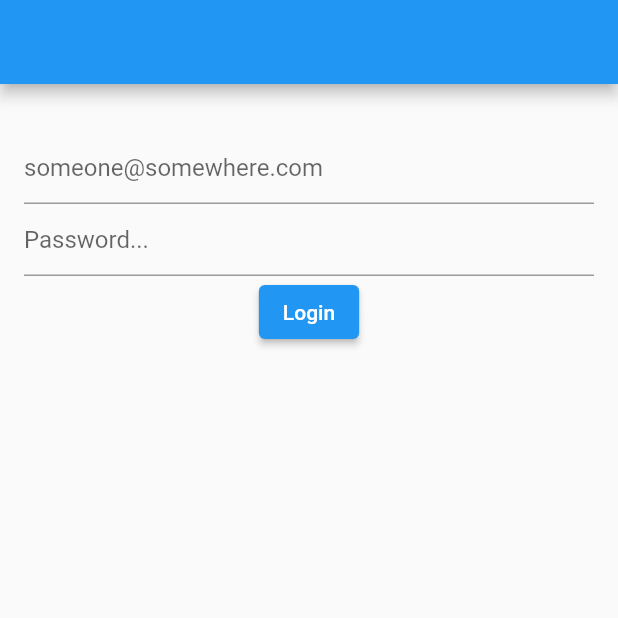
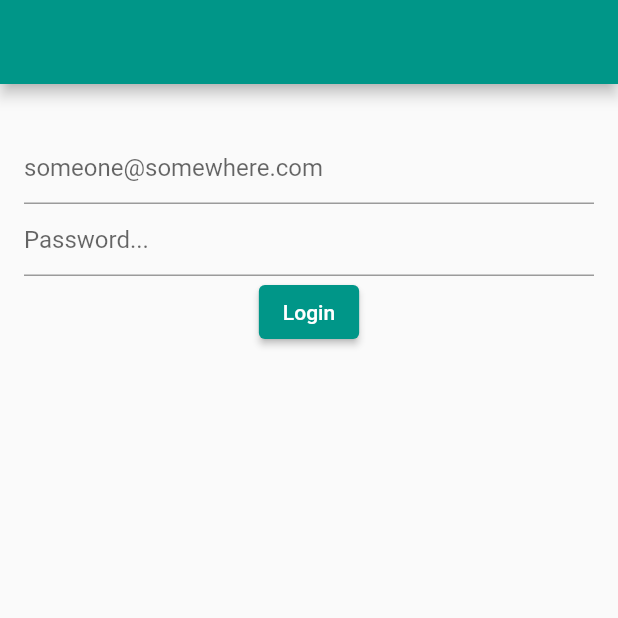
Before and after one commit to SlothfulAlfred/quiz_app, a Flutter app: the screen it shows after launch, on a phone screen of 412 x 824 dp, the top half of it. Run offline on Flutter 3.47's test engine with Material 2 defaults, Android fonts, the phone set to English and light mode, and no system bars; our stand-ins replace cloud_firestore, firebase_auth, firebase_core, firebase_storage, get_it; accounts and stored records are empty.

Commit message:
Add App wide theme
Still can't figure out how to get the theme to work for buttons, ie. [ElevatedButton]s are always blue even though the theme sets them to teal. However, the [TextTheme] is working well.

```diff
--- a/lib/quiz_app.dart
+++ b/lib/quiz_app.dart
@@ -6,6 +6,7 @@ import 'package:quiz_app/core/services/navigation_service.dart';
 import 'package:quiz_app/core/services/scaffold_service.dart';
 import 'package:quiz_app/ui/router.dart' as router;
 import 'package:quiz_app/ui/routing_constants.dart';
+import 'package:quiz_app/ui/shared/theme.dart';
 
 import 'locator.dart';
 
@@ -22,6 +23,7 @@ class QuizApp extends StatelessWidget {
       create: (_) => locator<AuthenticationService>().userStream.stream,
       initialData: User.anonymous(),
       child: MaterialApp(
+        theme: lightTheme,
         navigatorKey: locator<NavigationService>().navKey,
         scaffoldMessengerKey: locator<ScaffoldService>().key,
         title: 'Quiz App',
--- a/lib/ui/shared/theme.dart
+++ b/lib/ui/shared/theme.dart
@@ -0,0 +1,42 @@
+import 'package:flutter/material.dart';
+
+final ThemeData lightTheme = ThemeData.light().copyWith(
+  visualDensity: VisualDensity.adaptivePlatformDensity,
+  primaryColor: Colors.teal,
+  accentColor: Colors.tealAccent,
+  focusColor: Colors.yellow[400],
+  buttonTheme: ButtonThemeData(
+    textTheme: ButtonTextTheme.accent,
+    colorScheme: ColorScheme.light().copyWith(
+      primary: Colors.cyan[50],
+      secondary: Colors.blueGrey[600],
+    ),
+  ),
+  elevatedButtonTheme: ElevatedButtonThemeData(
+    style: ButtonStyle(
+      backgroundColor: MaterialStateProperty.all(Colors.teal),
+    ),
+  ),
+  textTheme: TextTheme(
+    headline6: TextStyle(
+      fontSize: 28,
+      fontWeight: FontWeight.bold,
+      color: Colors.blueGrey[900],
+    ),
+    headline4: TextStyle(
+      fontSize: 24,
+      fontWeight: FontWeight.w600,
+      color: Colors.blueGrey[900],
+    ),
+    headline2: TextStyle(
+      fontSize: 20,
+      fontWeight: FontWeight.w500,
+      color: Colors.blueGrey[900],
+    ),
+    bodyText1: TextStyle(
+      fontSize: 14,
+      fontWeight: FontWeight.w200,
+      color: Colors.blueGrey[200],
+    ),
+  ),
+);
```
